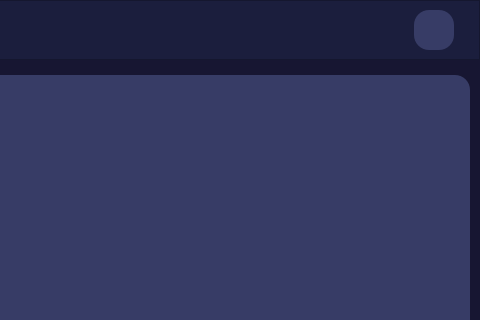
Old version of the form interfaces/bug_page.ui in the repository ArtShibaev/Bugtracker; both pictures show x 846 to 1326 and y 0 to 320 of the 1326 by 750 pixel window.
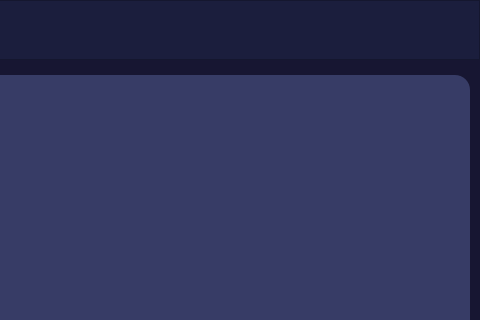
New version of the form.

Commit message: Изменения проекта: -Администратор может удалять участников из команды -Администратор может передать свою роль другому участнику команды -Теперь кнопки, отвечающие за изменения состава команды скрыты у всех кроме администратора команды -Аватарка в правом верхнем углу теперь динамичная и зависит от ссылки в БД -Исправлены некоторые баги P.S Матвей, у меня не работали notifier, посмотри, в чем может быть ошибка, пожалуйста.

```diff
--- a/interfaces/bug_page.ui
+++ b/interfaces/bug_page.ui
@@ -156,8 +156,7 @@
             <cursorShape>PointingHandCursor</cursorShape>
            </property>
            <property name="styleSheet">
-            <string notr="true">background: #373C66;
-border-radius: 15px;</string>
+            <string notr="true">border-radius: 15px;</string>
            </property>
            <property name="text">
             <string/>
```
Left out of the diff: 4 changed lines with no effect on the pictures. The commit also changes 5 other files.
